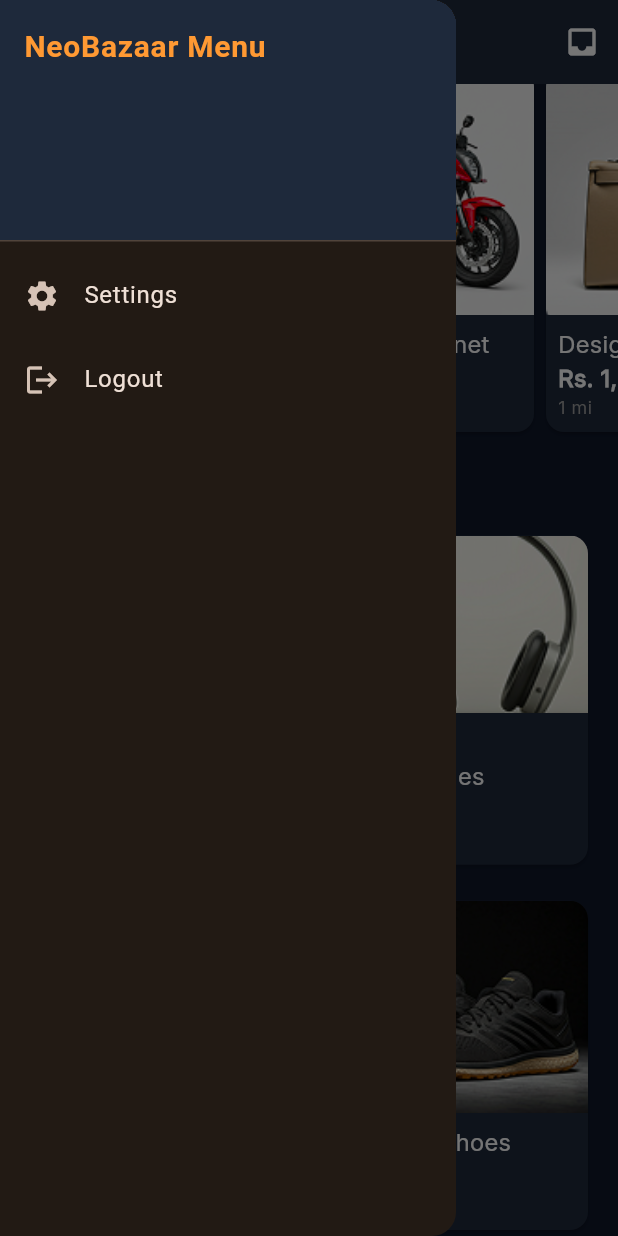
After one commit to aadityaryal/neobazaar, a Flutter app: the HomeScreen screen opened directly, scrolled down 138 dp, after a tap on the "menu" icon, on a phone screen of 412 x 824 dp. The commit adds this screen. Run offline on Flutter 3.47's test engine with Material 3 defaults, Android fonts, the phone set to English and light mode, and no system bars.

Commit message:
Add side drawer with menu options and app bar menu button

```diff
--- a/lib/screens/bottom_screens/home_screen.dart
+++ b/lib/screens/bottom_screens/home_screen.dart
@@ -1,4 +1,6 @@
 import 'package:flutter/material.dart';
+import 'package:neobazaar/widgets/menu_button.dart';
+import 'package:neobazaar/widgets/neobazaar_drawer.dart';
 import 'package:neobazaar/widgets/product_card.dart';
 
 class HomeScreen extends StatelessWidget {
@@ -62,7 +64,9 @@
   Widget build(BuildContext context) {
     return SizedBox.expand(
       child: Scaffold(
+        drawer: const NeoBazaarDrawer(),
         appBar: AppBar(
+          leading: const MenuButton(),
           title: const Text('NeoBazaar'),
           actions: [
             IconButton(icon: const Icon(Icons.inbox), onPressed: () {}),
--- /dev/null
+++ b/lib/widgets/menu_button.dart
@@ -0,0 +1,17 @@
+import 'package:flutter/material.dart';
+
+class MenuButton extends StatelessWidget {
+  const MenuButton({super.key});
+
+  @override
+  Widget build(BuildContext context) {
+    return Builder(
+      builder: (context) => IconButton(
+        icon: const Icon(Icons.menu),
+        onPressed: () {
+          Scaffold.of(context).openDrawer();
+        },
+      ),
+    );
+  }
+}
--- /dev/null
+++ b/lib/widgets/neobazaar_drawer.dart
@@ -0,0 +1,45 @@
+import 'package:flutter/material.dart';
+
+class NeoBazaarDrawer extends StatelessWidget {
+  const NeoBazaarDrawer({super.key});
+
+  @override
+  Widget build(BuildContext context) {
+    return Drawer(
+      child: ListView(
+        padding: EdgeInsets.zero,
+        children: [
+          const DrawerHeader(
+            decoration: BoxDecoration(
+              color: Color(0xFF1E293B),
+            ),
+            child: Text(
+              'NeoBazaar Menu',
+              style: TextStyle(
+                color: Color(0xFFFF9933),
+                fontSize: 20,
+                fontWeight: FontWeight.bold,
+              ),
+            ),
+          ),
+          ListTile(
+            leading: const Icon(Icons.settings),
+            title: const Text('Settings'),
+            onTap: () {
+              Navigator.pop(context);
+              // TODO: Navigate to settings
+            },
+          ),
+          ListTile(
+            leading: const Icon(Icons.logout),
+            title: const Text('Logout'),
+            onTap: () {
+              Navigator.pop(context);
+              // TODO: Handle logout
+            },
+          ),
+        ],
+      ),
+    );
+  }
+}
```
